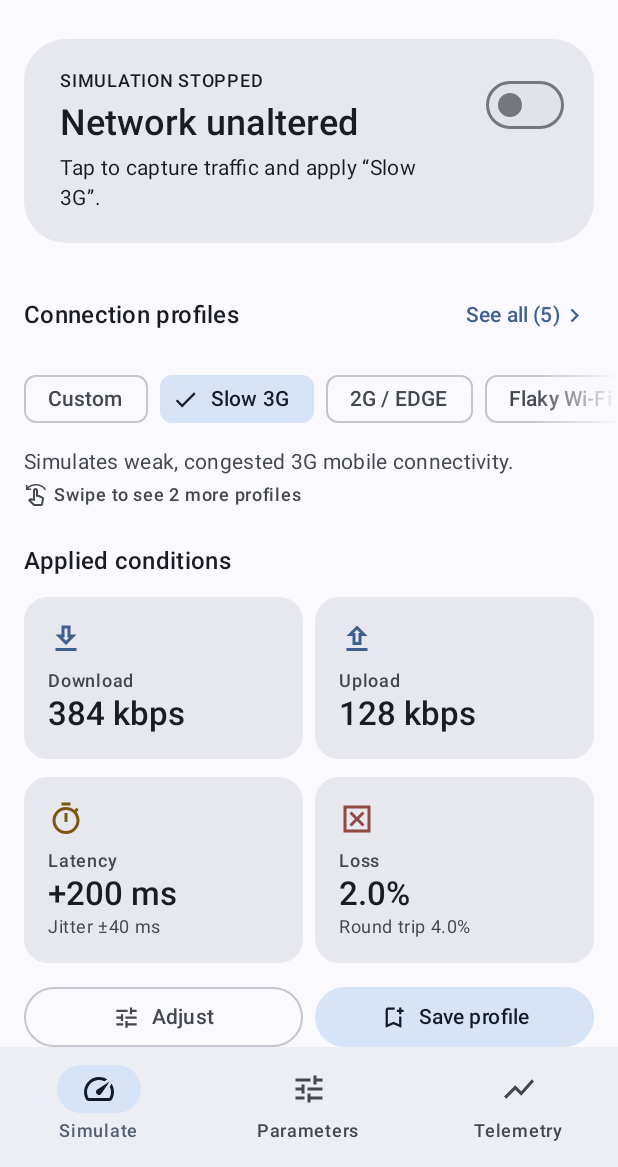
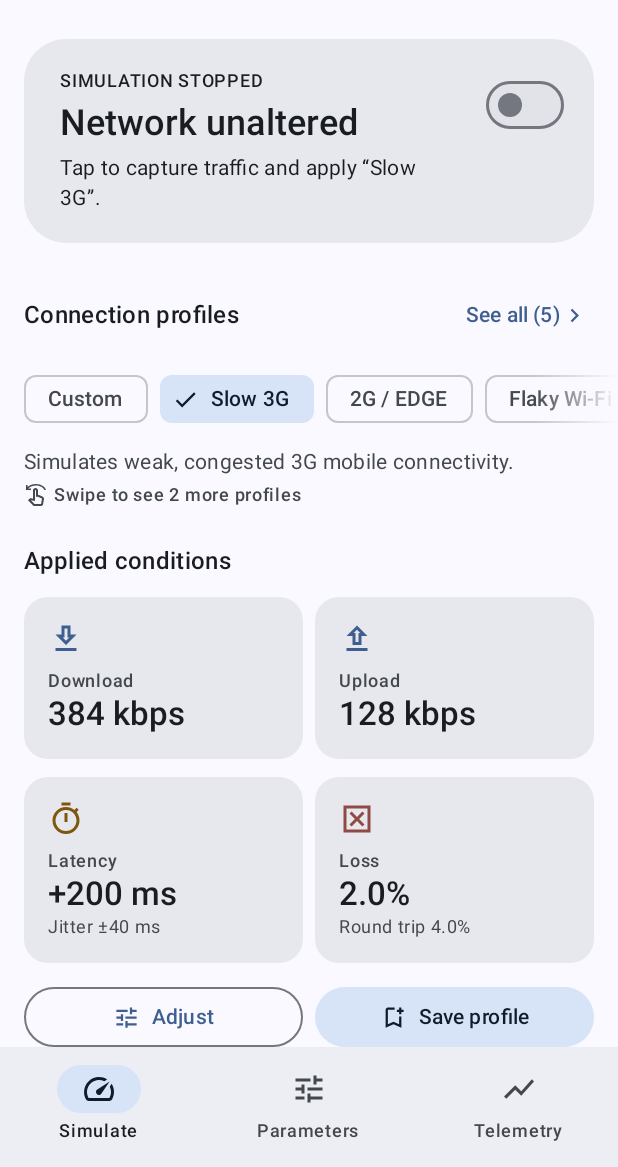
Before and after one commit to jose-ponce-1/OpenNetSim, an Android app built with Jetpack Compose: the screen it shows after launch (MainActivity), after a tap on "Not now", on a phone screen of 412 x 824 dp, the part 69-1236 px from its top. Run offline under Robolectric (Android 15) with nearby library versions, the phone set to English and light mode, and no system bars; pictures from the network do not load; 1 other tap on this screen came first.

Commit message:
chore(deps): Compose, AndroidX y corrutinas al día y targetSdk 36 (upgrade-androidx-libraries)
- Compose BOM 2024.10.01 -> 2026.11.01 (ui 1.13.0, material3 1.5.0),
  core-ktx 1.19.1, lifecycle 2.11.1, activity-compose 1.13.0,
  core-splashscreen 1.2.0 y kotlinx-coroutines 1.11.0.
- compileSdk 35 -> 37.1 (foundation y animation 1.13.0 piden la versión
  menor 1) y targetSdk 35 -> 36, el mínimo de Google Play desde el
  31/08/2026.
- API obsoletas: rememberBottomSheetState en la hoja de perfiles y
  LocalResources en UiText.asString() (lint de Compose 1.13).
- Se conserva el aspecto de la 1.0.1 frente a los nuevos valores por
  defecto de Material 3 1.5: AppOutlinedButton (contenido primary, borde
  outline) y colores fijos en la barra inferior.
- README (SDK) y project-state.md (Fase 16; release 1.0.1 publicada).

250 tests (1 omitido en Windows), Kover 90,4 %, detekt, lintDebug sin
avisos nuevos, benchmark y assembleRelease en verde. Revisado en el
emulador con API 37 contra capturas de la 1.0.1 (interfaz, edge-to-edge,
atrás predictivo, idioma, túnel con cambios en caliente) y por el
usuario en su teléfono con la release firmada.

```diff
--- a/app/build.gradle.kts
+++ b/app/build.gradle.kts
@@ -11,12 +11,14 @@ val releaseStoreFile = providers.gradleProperty("openNetSimReleaseStoreFile").or
 
 android {
     namespace = "com.opennetsim"
-    compileSdk = 35
+    compileSdk {
+        version = release(37) { minorApiLevel = 1 }
+    }
 
     defaultConfig {
         applicationId = "com.opennetsim"
         minSdk = 26
-        targetSdk = 35
+        targetSdk = 36
         versionCode = 2
         versionName = "1.0.1"
 
--- a/app/src/main/java/com/opennetsim/ui/components/Components.kt
+++ b/app/src/main/java/com/opennetsim/ui/components/Components.kt
@@ -1,19 +1,23 @@
 package com.opennetsim.ui.components
 
 import androidx.compose.animation.animateColorAsState
+import androidx.compose.foundation.BorderStroke
 import androidx.compose.foundation.Image
 import androidx.compose.foundation.background
 import androidx.compose.foundation.layout.Arrangement
 import androidx.compose.foundation.layout.Box
 import androidx.compose.foundation.layout.Column
 import androidx.compose.foundation.layout.Row
+import androidx.compose.foundation.layout.RowScope
 import androidx.compose.foundation.layout.height
 import androidx.compose.foundation.layout.padding
 import androidx.compose.foundation.layout.size
 import androidx.compose.foundation.shape.CircleShape
 import androidx.compose.foundation.shape.RoundedCornerShape
+import androidx.compose.material3.ButtonDefaults
 import androidx.compose.material3.Icon
 import androidx.compose.material3.MaterialTheme
+import androidx.compose.material3.OutlinedButton
 import androidx.compose.material3.Surface
 import androidx.compose.material3.Text
 import androidx.compose.runtime.Composable
@@ -156,6 +160,25 @@ fun StatTile(
     }
 }
 
+/**
+ * Botón con contorno del prototipo: texto e icono en el color primario y borde `outline`. Material 3 1.4+
+ * pasó por defecto a `onSurfaceVariant` y `outlineVariant`, que en esta paleta apagan las acciones.
+ */
+@Composable
+fun AppOutlinedButton(
+    onClick: () -> Unit,
+    modifier: Modifier = Modifier,
+    content: @Composable RowScope.() -> Unit
+) {
+    OutlinedButton(
+        onClick = onClick,
+        modifier = modifier,
+        colors = ButtonDefaults.outlinedButtonColors(contentColor = MaterialTheme.colorScheme.primary),
+        border = BorderStroke(1.dp, MaterialTheme.colorScheme.outline),
+        content = content
+    )
+}
+
 /** Título de una sección de contenido. */
 @Composable
 fun SectionTitle(text: String, modifier: Modifier = Modifier) {
--- a/app/src/main/java/com/opennetsim/ui/components/UiTextResources.kt
+++ b/app/src/main/java/com/opennetsim/ui/components/UiTextResources.kt
@@ -4,8 +4,7 @@ import android.content.Context
 import android.content.res.Resources
 import androidx.compose.runtime.Composable
 import androidx.compose.runtime.ReadOnlyComposable
-import androidx.compose.ui.platform.LocalConfiguration
-import androidx.compose.ui.platform.LocalContext
+import androidx.compose.ui.platform.LocalResources
 import com.opennetsim.ui.UiText
 
 /** Texto en el idioma de [resources]; los argumentos que son [UiText] se resuelven antes. */
@@ -21,10 +20,7 @@ fun UiText.asString(context: Context): String = asString(context.resources)
 /** Texto en el idioma activo; se vuelve a resolver si cambia la configuración (p. ej. el idioma). */
 @Composable
 @ReadOnlyComposable
-fun UiText.asString(): String {
-    LocalConfiguration.current
-    return asString(LocalContext.current.resources)
-}
+fun UiText.asString(): String = asString(LocalResources.current)
 
 private fun resolveArgs(args: List<Any>, resources: Resources): Array<Any> =
     args.map { if (it is UiText) it.asString(resources) else it }.toTypedArray()
--- a/app/src/main/java/com/opennetsim/ui/screens/AboutDialog.kt
+++ b/app/src/main/java/com/opennetsim/ui/screens/AboutDialog.kt
@@ -22,7 +22,6 @@ import androidx.compose.material3.ButtonDefaults
 import androidx.compose.material3.FilledTonalButton
 import androidx.compose.material3.Icon
 import androidx.compose.material3.MaterialTheme
-import androidx.compose.material3.OutlinedButton
 import androidx.compose.material3.Text
 import androidx.compose.material3.TextButton
 import androidx.compose.runtime.Composable
@@ -37,6 +36,7 @@ import androidx.compose.ui.unit.dp
 import androidx.core.net.toUri
 import com.opennetsim.R
 import com.opennetsim.ui.SupportLinks
+import com.opennetsim.ui.components.AppOutlinedButton
 import com.opennetsim.ui.components.BrandLogo
 
 /**
@@ -71,7 +71,7 @@ internal fun AboutDialog(onDismiss: () -> Unit) {
                     title = stringResource(R.string.about_open_source_title),
                     text = stringResource(R.string.about_open_source_text)
                 ) {
-                    OutlinedButton(onClick = { openLink(context, SupportLinks.SOURCE_CODE_URL) }) {
+                    AppOutlinedButton(onClick = { openLink(context, SupportLinks.SOURCE_CODE_URL) }) {
                         ButtonIcon(Icons.Outlined.Code)
                         Text(stringResource(R.string.about_view_source))
                     }
--- a/app/src/main/java/com/opennetsim/ui/screens/MainScaffold.kt
+++ b/app/src/main/java/com/opennetsim/ui/screens/MainScaffold.kt
@@ -21,6 +21,7 @@ import androidx.compose.material3.IconButton
 import androidx.compose.material3.MaterialTheme
 import androidx.compose.material3.NavigationBar
 import androidx.compose.material3.NavigationBarItem
+import androidx.compose.material3.NavigationBarItemDefaults
 import androidx.compose.material3.Scaffold
 import androidx.compose.material3.SnackbarDuration
 import androidx.compose.material3.SnackbarHost
@@ -144,13 +145,23 @@ private fun AppTopBar(destination: AppDestination, state: MainUiState, onAbout:
 
 @Composable
 private fun AppNavigationBar(destination: AppDestination, onSelect: (AppDestination) -> Unit) {
+    // Colores del prototipo: Material 3 1.4+ pasó la etiqueta elegida de `onSurface` a `secondary`.
+    val colors = MaterialTheme.colorScheme
+    val itemColors = NavigationBarItemDefaults.colors(
+        selectedIconColor = colors.onSecondaryContainer,
+        selectedTextColor = colors.onSurface,
+        indicatorColor = colors.secondaryContainer,
+        unselectedIconColor = colors.onSurfaceVariant,
+        unselectedTextColor = colors.onSurfaceVariant
+    )
     NavigationBar {
         AppDestination.entries.forEach { item ->
             NavigationBarItem(
                 selected = item == destination,
                 onClick = { onSelect(item) },
                 icon = { Icon(item.icon, contentDescription = null) },
-                label = { Text(stringResource(item.labelRes)) }
+                label = { Text(stringResource(item.labelRes)) },
+                colors = itemColors
             )
         }
     }
--- a/app/src/main/java/com/opennetsim/ui/screens/SimulateScreen.kt
+++ b/app/src/main/java/com/opennetsim/ui/screens/SimulateScreen.kt
@@ -32,7 +32,6 @@ import androidx.compose.material3.ButtonDefaults
 import androidx.compose.material3.FilledTonalButton
 import androidx.compose.material3.Icon
 import androidx.compose.material3.MaterialTheme
-import androidx.compose.material3.OutlinedButton
 import androidx.compose.material3.OutlinedCard
 import androidx.compose.material3.Surface
 import androidx.compose.material3.Switch
@@ -53,6 +52,7 @@ import androidx.compose.ui.unit.dp
 import com.opennetsim.R
 import com.opennetsim.ui.MainUiState
 import com.opennetsim.ui.UiFormatters
+import com.opennetsim.ui.components.AppOutlinedButton
 import com.opennetsim.ui.components.IconBadge
 import com.opennetsim.ui.components.SectionTitle
 import com.opennetsim.ui.components.StatTile
@@ -263,7 +263,7 @@ private fun AppliedConditions(
 @Composable
 private fun ConditionActions(onAdjust: () -> Unit, onSave: () -> Unit) {
     Row(horizontalArrangement = Arrangement.spacedBy(8.dp)) {
-        OutlinedButton(onClick = onAdjust, modifier = Modifier.weight(1f)) {
+        AppOutlinedButton(onClick = onAdjust, modifier = Modifier.weight(1f)) {
             Icon(Icons.Outlined.Tune, contentDescription = null, modifier = Modifier.size(ButtonDefaults.IconSize))
             Text(
                 stringResource(R.string.action_adjust),
```
Also changed, not shown: app/src/main/java/com/opennetsim/ui/screens/ProfileDialogs.kt (+6 -2 lines), gradle/libs.versions.toml (+6 -6 lines), 6 other files.
